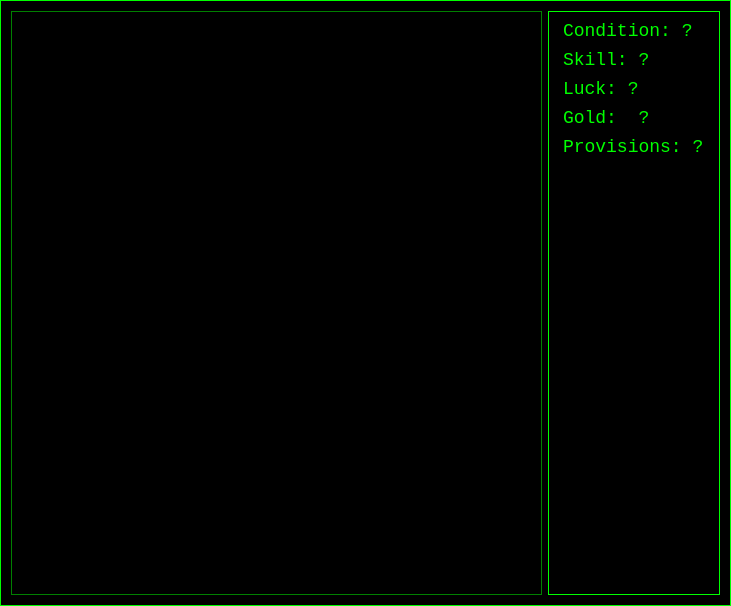
richelbilderbeek/HetRoversnest, file QtCreator/qtgamedialog.ui: the form before one commit.
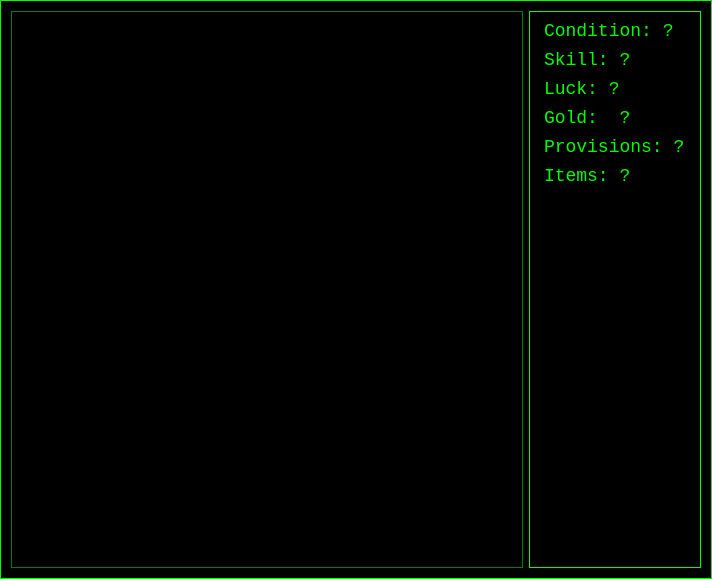
The form after the commit. Icons and pictures are not drawn.

The edit to the form file:
```diff
--- a/QtCreator/qtgamedialog.ui
+++ b/QtCreator/qtgamedialog.ui
@@ -6,8 +6,8 @@
    <rect>
     <x>0</x>
     <y>0</y>
-    <width>731</width>
-    <height>606</height>
+    <width>712</width>
+    <height>579</height>
    </rect>
   </property>
   <property name="windowTitle">
@@ -66,24 +66,31 @@
       <bool>false</bool>
      </property>
      <property name="placeholderText">
-      <string>[SOME TEXT]</string>
+      <string/>
      </property>
     </widget>
    </item>
    <item row="0" column="1">
     <widget class="QWidget" name="widget" native="true">
      <layout class="QGridLayout" name="gridLayout_2">
-      <item row="6" column="0" colspan="2">
-       <widget class="QLabel" name="image">
+      <item row="0" column="0" colspan="2">
+       <widget class="QLabel" name="label_condition">
         <property name="text">
-         <string/>
+         <string>Condition: ?</string>
         </property>
         <property name="pixmap">
          <pixmap resource="HetRoversnest.qrc">:/images/ZanbarBone.jpg</pixmap>
         </property>
        </widget>
       </item>
-      <item row="5" column="0">
+      <item row="4" column="0" colspan="2">
+       <widget class="QLabel" name="label_provisions">
+        <property name="text">
+         <string>Provisions: ?</string>
+        </property>
+       </widget>
+      </item>
+      <item row="6" column="0">
        <spacer name="verticalSpacer">
         <property name="orientation">
          <enum>Qt::Vertical</enum>
@@ -134,6 +141,40 @@
         </property>
        </widget>
       </item>
+      <item row="3" column="0" colspan="2">
+       <widget class="QLabel" name="label_gold">
+        <property name="text">
+         <string>Gold:  ?</string>
+        </property>
+       </widget>
+      </item>
+      <item row="2" column="0" colspan="2">
+       <widget class="QLabel" name="label_luck">
+        <property name="text">
+         <string>Luck: ?</string>
+        </property>
+       </widget>
+      </item>
+      <item row="7" column="0" colspan="2">
+       <widget class="QLabel" name="image">
+        <property name="text">
+         <string/>
+        </property>
+        <property name="pixmap">
+         <pixmap resource="HetRoversnest.qrc">:/images/ZanbarBone.jpg</pixmap>
+        </property>
+        <property name="alignment">
+         <set>Qt::AlignCenter</set>
+        </property>
+       </widget>
+      </item>
+      <item row="5" column="0">
+       <widget class="QLabel" name="label_items">
+        <property name="text">
+         <string>Items: ?</string>
+        </property>
+       </widget>
+      </item>
      </layout>
     </widget>
    </item>
```
Left out of the diff: 35 changed lines with no effect on the pictures.
